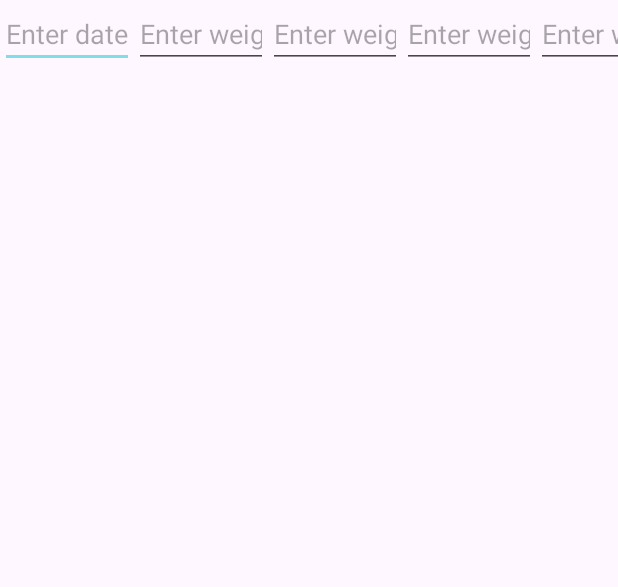
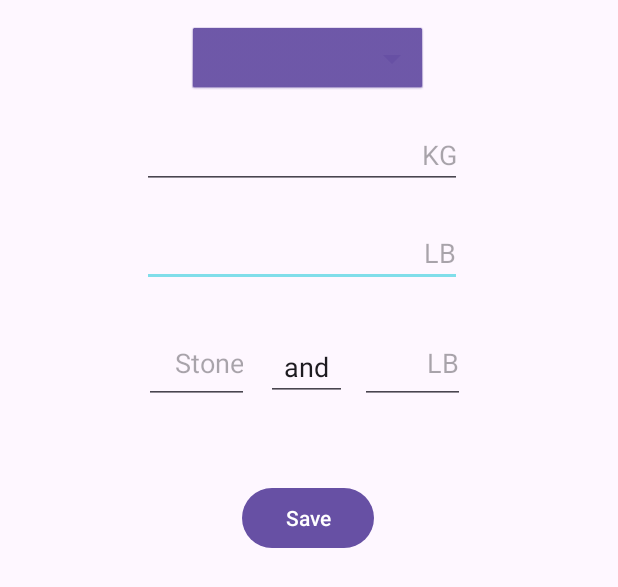
Before and after one commit to Sarah-L-Prentice/weight-loss-buddy, an Android app: the layout custom_dialog_enter_weight.xml on its own in the app's theme, with its tools: preview values and no code run, on a phone screen of 412 x 824 dp. Shown: the top 587 px of the screen. Run offline under Robolectric (Android 15) with nearby library versions, the phone set to English and light mode, and no system bars.

Commit message:
Implement date picker

```diff
--- a/app/src/main/java/com/prenticeweb/weightlossbuddy/activity/Tab1.java
+++ b/app/src/main/java/com/prenticeweb/weightlossbuddy/activity/Tab1.java
@@ -1,5 +1,7 @@
 package com.prenticeweb.weightlossbuddy.activity;
 
+import android.app.AlertDialog;
+import android.app.DatePickerDialog;
 import android.app.Dialog;
 import android.content.Context;
 import android.graphics.Color;
@@ -9,6 +11,7 @@ import android.view.LayoutInflater;
 import android.view.View;
 import android.view.ViewGroup;
 import android.widget.Button;
+import android.widget.DatePicker;
 import android.widget.TableLayout;
 import android.widget.TableRow;
 import android.widget.TextView;
@@ -27,14 +30,22 @@ import com.prenticeweb.weightlossbuddy.room.view.WeightViewModel;
 import com.prenticeweb.weightlossbuddy.unit.Unit;
 import com.prenticeweb.weightlossbuddy.unit.weight.Kilogram;
 
+import java.text.SimpleDateFormat;
+import java.util.Calendar;
+import java.util.Date;
 import java.util.List;
 import java.util.function.Function;
 
 
 public class Tab1 extends Fragment {
     private static final String TAG = "Fragment1";
+
+    private DatePickerDialog datePicker;
+    private Button dateButton;
     private WeightViewModel viewModel;
     LiveData<List<WeightMeasurement>> weights;
+
+    SimpleDateFormat sdf = new SimpleDateFormat("MMM-dd-yyyy");
 
     private Function<WeightMeasurement, Unit> getUnit = (WeightMeasurement wm) -> new Kilogram(wm.getWeightKg());
 
@@ -114,6 +125,17 @@ public class Tab1 extends Fragment {
         Dialog dialog = new Dialog(getActivity());
         dialog.setContentView(R.layout.custom_dialog_enter_weight);
         dialog.show();
+        initDatePicker();
+        dateButton = dialog.findViewById(R.id.dateButton);
+        dateButton.setOnClickListener(new View.OnClickListener() {
+            @Override
+            public void onClick(View view) {
+                openDatePicker(view);
+            }
+        });
+
+        dateButton.setText(sdf.format(getTodayDate()));
+
         Button saveButton = dialog.findViewById(R.id.save);
         saveButton.setOnClickListener(new View.OnClickListener() {
             @Override
@@ -126,6 +148,34 @@ public class Tab1 extends Fragment {
         });
     }
 
+    private void initDatePicker() {
+        DatePickerDialog.OnDateSetListener dateSetListener = new DatePickerDialog.OnDateSetListener() {
+            @Override
+            public void onDateSet(DatePicker view, int year, int month, int dayOfMonth) {
+                Calendar cal = Calendar.getInstance();
+                cal.set(Calendar.YEAR, year);
+                cal.set(Calendar.MONTH, month);
+                cal.set(Calendar.DAY_OF_MONTH, dayOfMonth);
+                Date date = cal.getTime();
+                dateButton.setText(sdf.format(date));
+            }
+        };
+        Calendar cal = Calendar.getInstance();
+        int year = cal.get(Calendar.YEAR);
+        int month = cal.get(Calendar.MONTH);
+        int day = cal.get(Calendar.DAY_OF_MONTH);
+        datePicker = new DatePickerDialog(this.getActivity(), AlertDialog.THEME_HOLO_LIGHT, dateSetListener, year, month, day);
+    }
+
+    private Date getTodayDate() {
+        Calendar cal = Calendar.getInstance();
+        return cal.getTime();
+    }
+
+    public void openDatePicker(View view) {
+        datePicker.show();
+    }
+
     private void setStyling(TextView textView) {
         textView.setPadding(10, 10, 10, 10);
         textView.setGravity(Gravity.CENTER_HORIZONTAL);
--- a/app/src/main/res/layout/custom_dialog_enter_weight.xml
+++ b/app/src/main/res/layout/custom_dialog_enter_weight.xml
@@ -1,57 +1,104 @@
 <?xml version="1.0" encoding="utf-8"?>
-<LinearLayout xmlns:android="http://schemas.android.com/apk/res/android"
+<androidx.constraintlayout.widget.ConstraintLayout xmlns:android="http://schemas.android.com/apk/res/android"
+    xmlns:app="http://schemas.android.com/apk/res-auto"
+    xmlns:tools="http://schemas.android.com/tools"
     android:layout_width="match_parent"
     android:layout_height="match_parent">
 
+
     <EditText
-        android:id="@+id/editTextDate"
+        android:id="@+id/editTextNumberDecimal2"
         android:layout_width="wrap_content"
         android:layout_height="wrap_content"
-        android:layout_weight="1"
+        android:layout_marginTop="20dp"
+        android:ems="10"
+        android:gravity="right"
+        android:hint="@string/lb"
+        android:inputType="numberDecimal"
+        app:layout_constraintEnd_toEndOf="parent"
+        app:layout_constraintHorizontal_bias="0.477"
+        app:layout_constraintStart_toStartOf="parent"
+        app:layout_constraintTop_toBottomOf="@+id/editTextNumberDecimal" />
+
+    <Button
+        android:id="@+id/dateButton"
+        style="@android:style/Widget.Spinner"
+        android:layout_width="wrap_content"
+        android:layout_height="wrap_content"
+        android:layout_marginTop="16dp"
         android:ems="10"
         android:inputType="date"
-        android:hint="Enter date" />
+        android:onClick="openDatePicker"
+        app:layout_constraintEnd_toEndOf="parent"
+        app:layout_constraintHorizontal_bias="0.497"
+        app:layout_constraintStart_toStartOf="parent"
+        app:layout_constraintTop_toTopOf="parent" />
 
     <EditText
-        android:id="@+id/editTextKg"
+        android:id="@+id/editTextNumberDecimal"
         android:layout_width="wrap_content"
         android:layout_height="wrap_content"
-        android:layout_weight="1"
+        android:layout_marginTop="16dp"
         android:ems="10"
+        android:gravity="right"
+        android:hint="@string/kg"
         android:inputType="numberDecimal"
-        android:hint="Enter weight in KG" />
-
-    <EditText
-        android:id="@+id/editTextPounds"
-        android:layout_width="wrap_content"
-        android:layout_height="wrap_content"
-        android:layout_weight="1"
-        android:ems="10"
-        android:inputType="numberDecimal"
-        android:hint="Enter weight in LB" />
-
-    <EditText
-        android:id="@+id/editTextNumber"
-        android:layout_width="wrap_content"
-        android:layout_height="wrap_content"
-        android:layout_weight="1"
-        android:ems="10"
-        android:inputType="number"
-        android:hint="Enter weight in Stone"/>
+        app:layout_constraintEnd_toEndOf="parent"
+        app:layout_constraintHorizontal_bias="0.477"
+        app:layout_constraintStart_toStartOf="parent"
+        app:layout_constraintTop_toBottomOf="@+id/dateButton" />
 
     <EditText
         android:id="@+id/editTextNumberDecimal3"
-        android:layout_width="wrap_content"
-        android:layout_height="wrap_content"
-        android:layout_weight="1"
+        android:layout_width="70dp"
+        android:layout_height="50dp"
+        android:layout_marginTop="28dp"
         android:ems="10"
+        android:gravity="right"
+        android:hint="@string/lb"
         android:inputType="numberDecimal"
-        android:hint="Enter weight in LB"/>
+        app:layout_constraintEnd_toEndOf="parent"
+        app:layout_constraintHorizontal_bias="0.422"
+        app:layout_constraintStart_toEndOf="@+id/editTextNumber"
+        app:layout_constraintTop_toBottomOf="@+id/editTextNumberDecimal2" />
+
+    <EditText
+        android:id="@+id/editTextText2"
+        android:layout_width="54dp"
+        android:layout_height="44dp"
+        android:layout_marginTop="32dp"
+        android:ems="10"
+        android:gravity="center"
+        android:inputType="text"
+        android:text="@string/and"
+        app:layout_constraintEnd_toStartOf="@+id/editTextNumberDecimal3"
+        app:layout_constraintHorizontal_bias="0.55"
+        app:layout_constraintStart_toEndOf="@+id/editTextNumber"
+        app:layout_constraintTop_toBottomOf="@+id/editTextNumberDecimal2" />
 
     <Button
         android:id="@+id/save"
         android:layout_width="wrap_content"
         android:layout_height="wrap_content"
-        android:layout_weight="1"
-        android:text="Button" />
-</LinearLayout>
+        android:layout_marginTop="52dp"
+        android:text="@string/save"
+        app:layout_constraintEnd_toEndOf="parent"
+        app:layout_constraintHorizontal_bias="0.498"
+        app:layout_constraintStart_toStartOf="parent"
+        app:layout_constraintTop_toBottomOf="@+id/editTextNumberDecimal3" />
+
+    <EditText
+        android:id="@+id/editTextNumber"
+        android:layout_width="70dp"
+        android:layout_height="50dp"
+        android:layout_marginStart="96dp"
+        android:layout_marginTop="28dp"
+        android:ems="10"
+        android:gravity="right"
+        android:hint="@string/stone"
+        android:inputType="number"
+        app:layout_constraintStart_toStartOf="parent"
+        app:layout_constraintTop_toBottomOf="@+id/editTextNumberDecimal2" />
+
+
+</androidx.constraintlayout.widget.ConstraintLayout>
--- a/app/src/main/res/layout/fragment_tab_3.xml
+++ b/app/src/main/res/layout/fragment_tab_3.xml
@@ -9,6 +9,6 @@
     <TextView
         android:layout_width="match_parent"
         android:layout_height="match_parent"
-        android:text="@string/stone_and_lbs" />
+        android:text="@string/stone" />
 
 </FrameLayout>
--- a/app/src/main/res/values/strings.xml
+++ b/app/src/main/res/values/strings.xml
@@ -3,10 +3,12 @@
     <!-- TODO: Remove or change this placeholder text -->
     <string name="kg">KG</string>
     <string name="lb">LB</string>
-    <string name="stone_and_lbs">Stone and lb</string>
+    <string name="stone">Stone</string>
     <string name="navigate_to_weight_tracker_screen">Go to weight tracker</string>
     <string name="date">Date</string>
     <string name="weight">Weight</string>
     <string name="total_since">Loss/gain since last weigh in</string>
     <string name="total_overall">Total loss/gain</string>
+    <string name="save">Save</string>
+    <string name="and">and</string>
 </resources>
```
Also changed, not shown: app/src/main/java/com/prenticeweb/weightlossbuddy/activity/NewWeightDialogFragment.java (added, +13 -0 lines).
